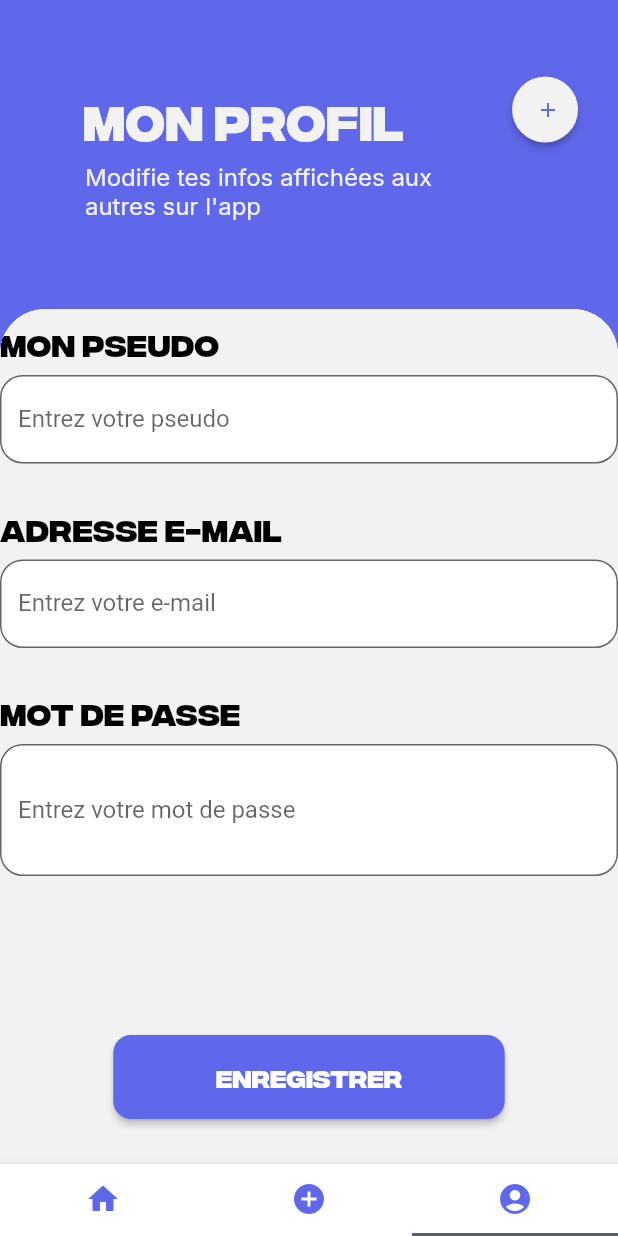
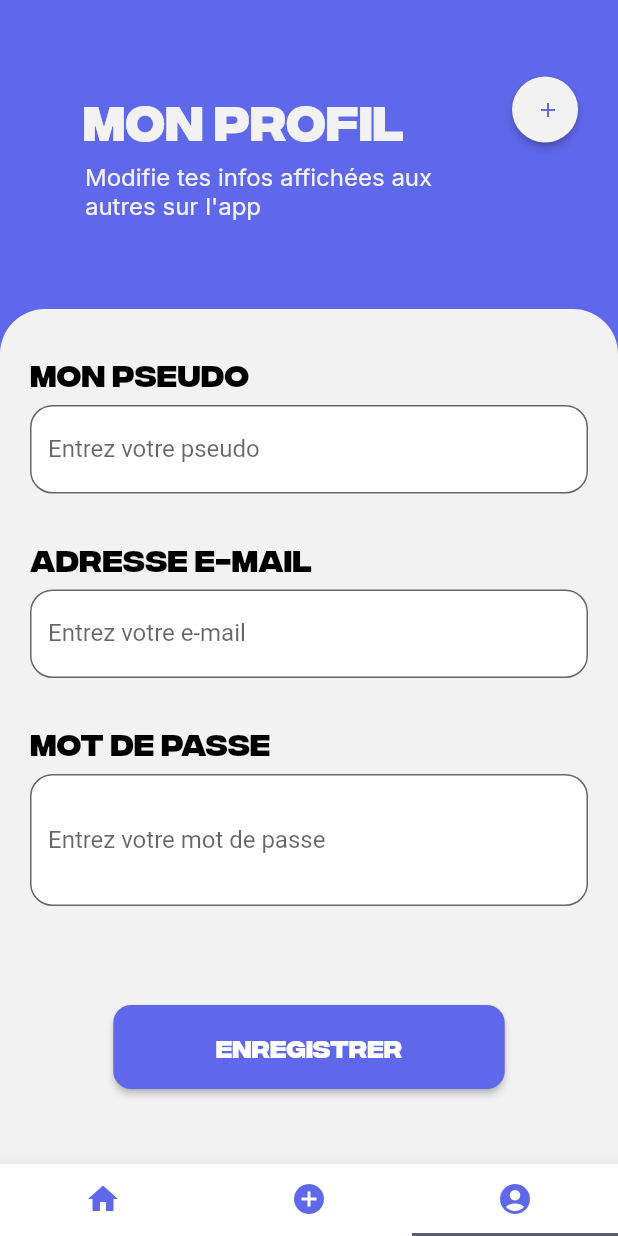
Before and after one commit to luca328/yapasdsou, a Flutter app: the MainView screen opened directly, item 3 of the bottom bar chosen, on a phone screen of 412 x 824 dp. Run offline on Flutter 3.47's test engine with Material 2 defaults, Android fonts, the phone set to English and light mode, and no system bars; our stand-ins replace carousel_indicator.

Commit message:
edgeInsets addplan_photo

```diff
--- a/yapadsou/lib/views/addplan_photo.dart
+++ b/yapadsou/lib/views/addplan_photo.dart
@@ -70,6 +70,7 @@ class AddplanPhotoView extends StatelessWidget {
             ),
             Expanded(
               child: Container(
+                padding: const EdgeInsets.all(20.0),
                 clipBehavior: Clip.hardEdge,
                 width: MediaQuery.of(context).size.width,
                 decoration: const BoxDecoration(
```
